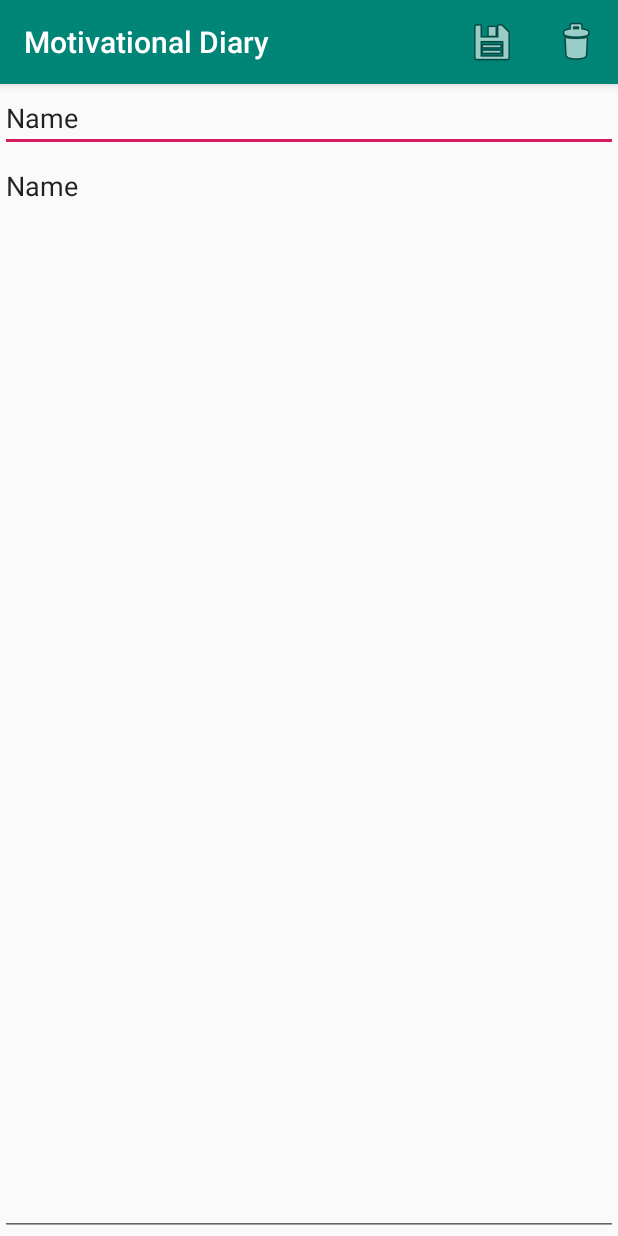
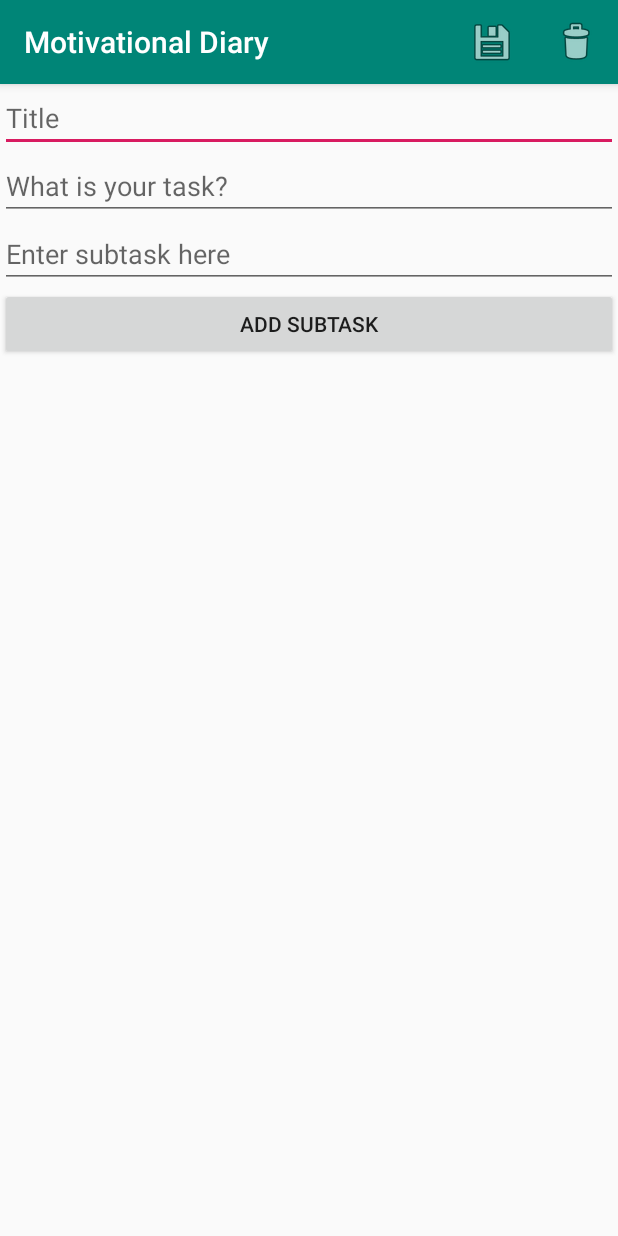
Before and after one commit to egorbolt/diary, an Android app: the TaskActivity screen opened directly, with no data from a screen before it, on a phone screen of 412 x 824 dp. Run offline under Robolectric (Android 15) with nearby library versions, the phone set to English and light mode, and no system bars.

Commit message:
adding subtasks

```diff
--- a/diary/MotivationalDiary/app/src/main/java/ru/nsu/boldyrev/motivationaldiary/TaskActivity.java
+++ b/diary/MotivationalDiary/app/src/main/java/ru/nsu/boldyrev/motivationaldiary/TaskActivity.java
@@ -4,17 +4,31 @@ import android.content.DialogInterface;
 import android.support.v7.app.AlertDialog;
 import android.support.v7.app.AppCompatActivity;
 import android.os.Bundle;
+import android.util.SparseBooleanArray;
 import android.view.Menu;
 import android.view.MenuItem;
+import android.view.View;
+import android.widget.ArrayAdapter;
+import android.widget.BaseAdapter;
+import android.widget.Button;
 import android.widget.EditText;
+import android.widget.ListView;
 import android.widget.Toast;
+
+import java.util.ArrayList;
+import java.util.List;
 
 public class TaskActivity extends AppCompatActivity {
     private EditText mEtTitle;
     private EditText mEtContent;
     private String mTaskFileName;
     private Task mLoadedTask;
-
+    private ArrayList<String> mEtItemList;
+    private ArrayAdapter<String> ItemListAdapter;
+    private EditText mEtSubtask;
+    private Button mEtButton;
+    private ListView mEtListView;
+    private ArrayList<Boolean> mEtItemListCheckBoxes;
 
     @Override
     protected void onCreate(Bundle savedInstanceState) {
@@ -23,16 +37,59 @@ public class TaskActivity extends AppCompatActivity {
 
         mEtTitle = (EditText) findViewById(R.id.task_et_title);
         mEtContent = (EditText) findViewById(R.id.task_et_content);
+        mEtListView = (ListView) findViewById(R.id.task_et_listview);
+        mEtSubtask = (EditText) findViewById(R.id.task_et_subtask);
+        mEtButton = (Button) findViewById(R.id.task_et_button);
 
         mTaskFileName = getIntent().getStringExtra("TASK_FILE");
         if (mTaskFileName != null && !mTaskFileName.isEmpty()) {
             mLoadedTask = Utilities.getTaskByName(this, mTaskFileName);
 
+            //Если задача была уже создана, то подгружаем её
             if (mLoadedTask != null) {
                 mEtTitle.setText(mLoadedTask.getnTitle());
                 mEtContent.setText(mLoadedTask.getnContent());
+                mEtItemList = mLoadedTask.getnSubtasks();
+                mEtItemListCheckBoxes = mLoadedTask.getnCheckboxes();
+
+                /*Проблема: если мы отметили, что подзадача выполнена (поставили галочку) и сохранили задачу,
+                то когда мы её заново откроем, галочки пропадут НЕСМОТРЯ НА ТО, что состояние галочек будет сохранено
+                корректно. Т.е. завершённые подзадачи сохранились, но галочки не отобразились.
+                */
+
+                ItemListAdapter = new ArrayAdapter<>(TaskActivity.this, android.R.layout.simple_list_item_multiple_choice, mEtItemList);
+
+                for (int i = 0; i < mEtItemListCheckBoxes.size(); i++) {
+                    boolean value = mEtItemListCheckBoxes.get(i);
+                    mEtListView.setItemChecked(i, value);
+                    ItemListAdapter.notifyDataSetChanged();
+                }
+
+                mEtListView.setAdapter(ItemListAdapter);
+
             }
         }
+
+        //Если созданная задача - новая
+        if (mLoadedTask == null) {
+            mEtItemList = new ArrayList<>();
+            mEtItemListCheckBoxes = new ArrayList<>();
+        }
+
+        //Здесь происходит обработка выделения чекбокса сделанной подзадачи
+        ItemListAdapter = new ArrayAdapter<>(TaskActivity.this, android.R.layout.simple_list_item_multiple_choice, mEtItemList);
+
+        View.OnClickListener buttonListener = new View.OnClickListener() {
+            @Override
+            public void onClick(View v) {
+                mEtItemList.add(mEtSubtask.getText().toString());
+                mEtSubtask.setText("");
+                ItemListAdapter.notifyDataSetChanged();
+            }
+        };
+
+        mEtButton.setOnClickListener(buttonListener);
+        mEtListView.setAdapter(ItemListAdapter);
 
     }
 
@@ -67,10 +124,23 @@ public class TaskActivity extends AppCompatActivity {
             return;
         }
 
+        mEtItemListCheckBoxes = new ArrayList<>();
+
+        //Сохранение состояний подзадач (сделалана - галочка будет сохранена)
+        SparseBooleanArray checked = mEtListView.getCheckedItemPositions();
+        for (int i = 0; i < mEtItemList.size(); i++ ){
+            mEtItemListCheckBoxes.add(i, false);
+        }
+        for (int i = 0; i < checked.size(); i++) {
+            int key = checked.keyAt(i);
+            mEtItemListCheckBoxes.remove(key);
+            mEtItemListCheckBoxes.add(key, true);
+        }
+
         if (mLoadedTask == null) {
-            task = new Task(System.currentTimeMillis(), mEtTitle.getText().toString(), mEtContent.getText().toString());
+            task = new Task(System.currentTimeMillis(), mEtTitle.getText().toString(), mEtContent.getText().toString(), mEtItemList, mEtItemListCheckBoxes);
         } else {
-            task = new Task(mLoadedTask.getnDateTime(), mEtTitle.getText().toString(), mEtContent.getText().toString());
+            task = new Task(mLoadedTask.getnDateTime(), mEtTitle.getText().toString(), mEtContent.getText().toString(), mEtItemList, mEtItemListCheckBoxes);
         }
 
         if (Utilities.saveTask(this, task)) {
--- a/diary/MotivationalDiary/app/src/main/res/layout/activity_task.xml
+++ b/diary/MotivationalDiary/app/src/main/res/layout/activity_task.xml
@@ -1,6 +1,5 @@
 <?xml version="1.0" encoding="utf-8"?>
-<LinearLayout
-    xmlns:android="http://schemas.android.com/apk/res/android"
+<LinearLayout xmlns:android="http://schemas.android.com/apk/res/android"
     xmlns:app="http://schemas.android.com/apk/res-auto"
     xmlns:tools="http://schemas.android.com/tools"
     android:layout_width="match_parent"
@@ -15,14 +14,34 @@
         android:ems="10"
         android:inputType="textPersonName"
         android:singleLine="true"
-        android:text="Name" />
+        android:hint="Title" />
 
     <EditText
         android:id="@+id/task_et_content"
         android:layout_width="match_parent"
-        android:layout_height="match_parent"
+        android:layout_height="wrap_content"
         android:ems="10"
         android:gravity="top"
         android:inputType="textPersonName"
-        android:text="Name" />
+        android:hint="What is your task?" />
+
+    <EditText
+        android:id="@+id/task_et_subtask"
+        android:layout_width="match_parent"
+        android:layout_height="wrap_content"
+        android:ems="10"
+        android:hint="Enter subtask here"
+        android:inputType="textPersonName" />
+
+    <Button
+        android:id="@+id/task_et_button"
+        android:layout_width="match_parent"
+        android:layout_height="wrap_content"
+        android:text="Add subtask" />
+
+    <ListView
+        android:layout_width="match_parent"
+        android:layout_height="match_parent"
+        android:id="@+id/task_et_listview"
+        android:choiceMode="multipleChoice"/>
 </LinearLayout>
```
Also changed, not shown: diary/MotivationalDiary/app/src/main/java/ru/nsu/boldyrev/motivationaldiary/Task.java (+15 -4 lines).
